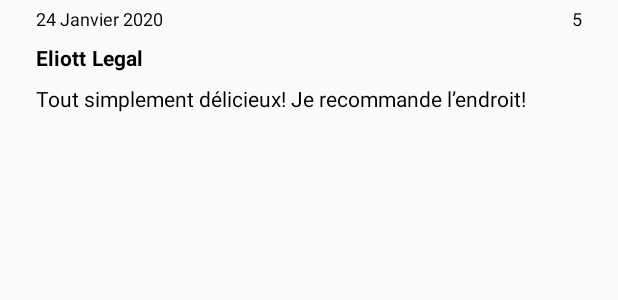
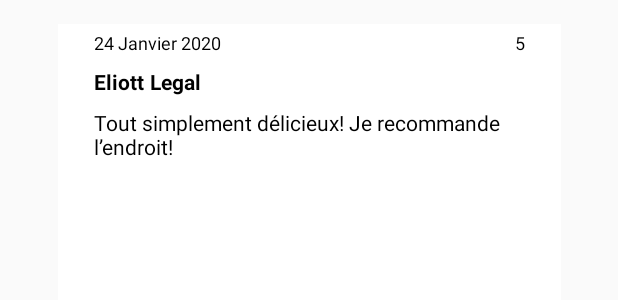
Before and after one commit to INanaay/android-restaurant, an Android app: the layout adapter_view_layout.xml on its own in the app's theme, with its tools: preview values and no code run, on a phone screen of 412 x 824 dp. Shown: the top 300 px of the screen. Run offline under Robolectric (Android 15) with nearby library versions, the phone set to English and light mode, and no system bars.

Commit message:
Add Style to page

```diff
--- a/app/build.gradle
+++ b/app/build.gradle
@@ -30,6 +30,7 @@ dependencies {
     implementation 'androidx.navigation:navigation-ui:2.0.0'
     implementation 'com.squareup.picasso:picasso:2.71828'
 
+    implementation 'com.google.android.material:material:1.0.0'
     implementation 'androidx.lifecycle:lifecycle-extensions:2.0.0'
     implementation 'androidx.legacy:legacy-support-v4:1.0.0'
     implementation 'com.squareup.picasso:picasso:2.71828'
--- a/app/src/main/AndroidManifest.xml
+++ b/app/src/main/AndroidManifest.xml
@@ -31,7 +31,7 @@
         <meta-data
             android:name="com.google.android.geo.API_KEY"
             android:value="@string/google_maps_key" />
-
+        <activity android:name=".ui.reviewList.FormReviewActivity"></activity>
         <activity android:name=".ui.reviewList.ReviewActivity"></activity>
         <activity android:name=".ui.restaurantDetails.DetailsRestaurant"></activity>
         <activity
--- a/app/src/main/java/ca/ulaval/ima/mp/ui/reviewList/ReviewAdapter.java
+++ b/app/src/main/java/ca/ulaval/ima/mp/ui/reviewList/ReviewAdapter.java
@@ -65,6 +65,7 @@ public class ReviewAdapter extends ArrayAdapter {
         }
         else {
             reviewHolder = (ReviewHolder) row.getTag();
+
         }
 
         Review review = (Review) this.getItem(position);
--- a/app/src/main/res/layout/adapter_view_layout.xml
+++ b/app/src/main/res/layout/adapter_view_layout.xml
@@ -1,39 +1,64 @@
 <?xml version="1.0" encoding="utf-8"?>
-<LinearLayout xmlns:android="http://schemas.android.com/apk/res/android"
-    android:orientation="vertical" android:layout_width="match_parent"
+<androidx.constraintlayout.widget.ConstraintLayout xmlns:android="http://schemas.android.com/apk/res/android"
+    xmlns:app="http://schemas.android.com/apk/res-auto"
+    xmlns:tools="http://schemas.android.com/tools"
+    android:orientation="vertical"
+    android:layout_width="match_parent"
     android:layout_height="match_parent">
 
+    <TextView
+        android:id="@+id/tv1"
+        android:layout_width="335dp"
+        android:layout_height="198dp"
+        android:layout_marginStart="20dp"
+        android:layout_marginLeft="20dp"
+        android:layout_marginTop="16dp"
+        android:layout_marginEnd="20dp"
+        android:layout_marginRight="20dp"
+        android:background="#FFFFFF"
+        android:shadowColor="#2114140F"
+        android:shadowDy="8"
+        android:shadowDx="0"
+        app:layout_constraintEnd_toEndOf="parent"
+        app:layout_constraintHorizontal_bias="0.509"
+        app:layout_constraintStart_toStartOf="parent"
+        app:layout_constraintTop_toTopOf="parent" />
+
     <LinearLayout
-        android:layout_width="wrap_content"
-        android:layout_height="wrap_content"
+        android:layout_width="0dp"
+        android:layout_height="0dp"
         android:orientation="vertical"
+        android:paddingLeft="20dp"
         android:paddingRight="20dp"
         android:paddingBottom="20dp"
-        android:paddingLeft="20dp" >
+        app:layout_constraintBottom_toBottomOf="@+id/tv1"
+        app:layout_constraintEnd_toEndOf="@+id/tv1"
+        app:layout_constraintStart_toStartOf="@+id/tv1"
+        app:layout_constraintTop_toTopOf="@+id/tv1">
 
         <RelativeLayout
             android:layout_width="wrap_content"
             android:layout_height="wrap_content"
-            android:padding="4dp"
-            android:orientation="horizontal">
+            android:orientation="horizontal"
+            android:padding="4dp">
 
             <TextView
-                android:layout_alignParentLeft="true"
-                android:textColor="#000000"
+                android:id="@+id/rv_date"
                 android:layout_width="wrap_content"
                 android:layout_height="wrap_content"
-                android:textSize="12dp"
+                android:layout_alignParentLeft="true"
                 android:text="24 Janvier 2020"
-                android:id="@+id/rv_date"/>
+                android:textColor="#000000"
+                android:textSize="12dp" />
 
             <TextView
+                android:id="@+id/rv_stars"
                 android:layout_width="wrap_content"
                 android:layout_height="wrap_content"
+                android:layout_alignParentRight="true"
+                android:text="5"
                 android:textColor="#000000"
-                android:textSize="12dp"
-                android:text="5"
-                android:layout_alignParentRight="true"
-                android:id="@+id/rv_stars" />
+                android:textSize="12dp" />
 
         </RelativeLayout>
 
@@ -44,23 +69,23 @@
             android:padding="4dp">
 
             <TextView
+                android:id="@+id/rv_firstname"
                 android:layout_width="wrap_content"
                 android:layout_height="wrap_content"
+                android:paddingRight="4dp"
+                android:text="Eliott"
                 android:textColor="#000000"
                 android:textSize="14dp"
-                android:textStyle="bold"
-                android:text="Eliott"
-                android:paddingRight="4dp"
-                android:id="@+id/rv_firstname"/>
+                android:textStyle="bold" />
 
             <TextView
+                android:id="@+id/rv_lastname"
                 android:layout_width="wrap_content"
                 android:layout_height="wrap_content"
+                android:text="Legal"
                 android:textColor="#000000"
                 android:textSize="14dp"
-                android:textStyle="bold"
-                android:text="Legal"
-                android:id="@+id/rv_lastname" />
+                android:textStyle="bold" />
 
         </LinearLayout>
 
@@ -68,24 +93,24 @@
             android:layout_width="wrap_content"
             android:layout_height="wrap_content"
             android:orientation="horizontal"
-            android:padding="4dp" >
+            android:padding="4dp">
 
             <TextView
+                android:id="@+id/rv_comment"
                 android:layout_width="wrap_content"
                 android:layout_height="wrap_content"
+                android:text="Tout simplement délicieux! Je recommande l’endroit!"
                 android:textColor="#000000"
-                android:textSize="14dp"
-                android:text="Tout simplement délicieux! Je recommande l’endroit!"
-                android:id="@+id/rv_comment"/>
+                android:textSize="14dp" />
 
 
         </LinearLayout>
 
         <ImageView
+            android:id="@+id/rv_img"
             android:layout_width="80dp"
-            android:layout_height="80dp"
-            android:id="@+id/rv_img"/>
+            android:layout_height="80dp" />
 
     </LinearLayout>
 
-</LinearLayout>
+</androidx.constraintlayout.widget.ConstraintLayout>
--- a/app/src/main/res/layout/review_list.xml
+++ b/app/src/main/res/layout/review_list.xml
@@ -12,6 +12,8 @@
         android:layout_alignParentStart="true"
         android:layout_alignParentTop="true"
         android:layout_alignParentLeft="true"
+        android:divider="@null"
+        android:dividerHeight="0dp"
         android:id="@+id/rv_list2"/>
 
 </RelativeLayout>
```
Also changed, not shown: app/src/main/java/ca/ulaval/ima/mp/ui/reviewList/FormReviewActivity.java (added, +13 -0 lines), app/src/main/java/ca/ulaval/ima/mp/ui/reviewList/ReviewActivity.java (+19 -0 lines), app/src/main/res/drawable/ic_icone_back.xml (added, +9 -0 lines), app/src/main/res/drawable/ic_logo_kungry.xml (+1 -1 lines), app/src/main/res/layout/headerbar.xml (added, +19 -0 lines), app/src/main/res/layout/headerbar_withback.xml (added, +18 -0 lines), app/src/main/res/layout/review_activity.xml (+28 -10 lines).
